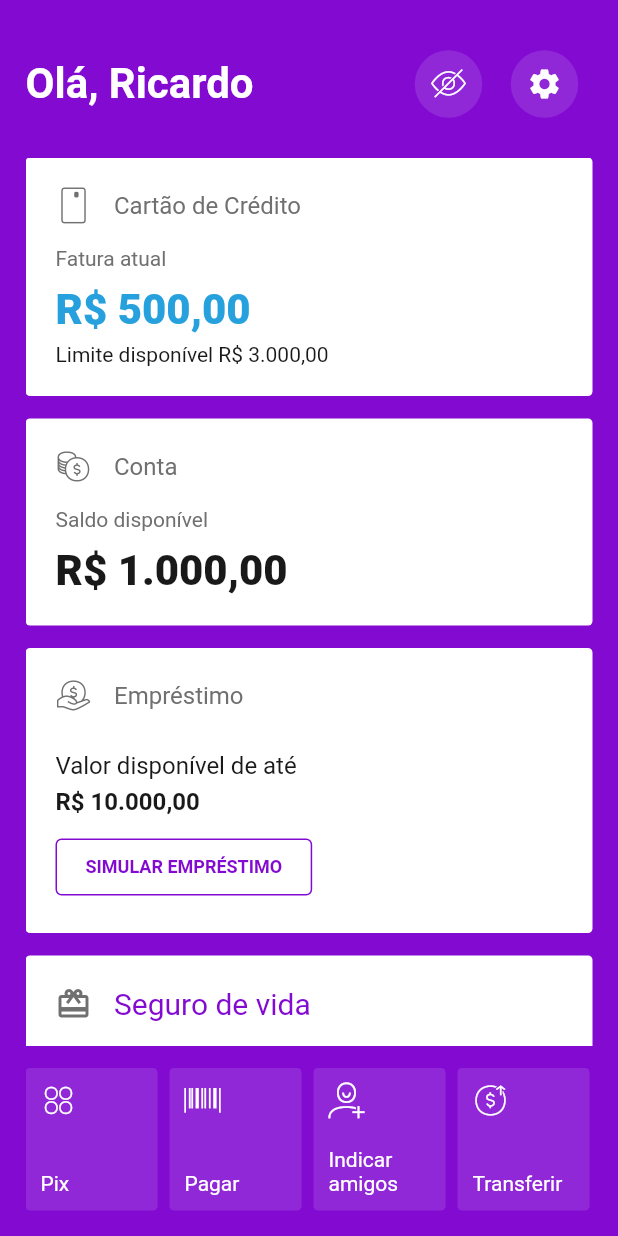
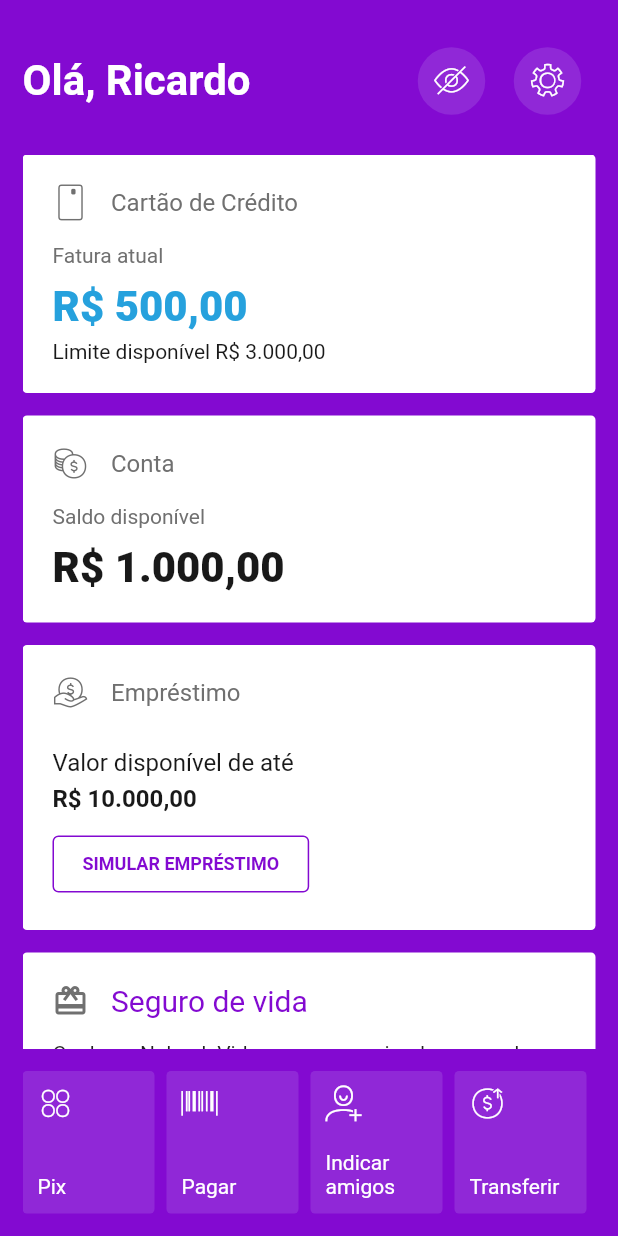
Before and after one commit to ricardodalarme/Nubank-Clone, a Flutter app: the screen it shows after launch, on a phone screen of 412 x 824 dp. Run offline on Flutter 3.47's test engine with Material 2 defaults, Android fonts, the phone set to English and light mode, and no system bars.

Commit message:
Botão de configuração correto

```diff
--- a/lib/ui/screens/home/home_screen.dart
+++ b/lib/ui/screens/home/home_screen.dart
@@ -9,7 +9,6 @@ import 'package:nubank_clone/ui/screens/home/cards/rewards_card.dart';
 import 'package:nubank_clone/ui/screens/home/components/nu_menu.dart';
 import 'package:nubank_clone/ui/theme/colors.dart';
 import 'package:nubank_clone/ui/theme/icons.dart';
-
 import 'components/circle_button.dart';
 
 class HomeScreen extends StatefulWidget {
@@ -50,7 +49,7 @@ class _HomeScreenState extends State<HomeScreen> {
       child: Scaffold(
         backgroundColor: kPrimaryColor,
         body: Padding(
-          padding: EdgeInsets.all(17),
+          padding: EdgeInsets.all(15),
           child: Column(
             crossAxisAlignment: CrossAxisAlignment.start,
             children: [
@@ -63,12 +62,12 @@ class _HomeScreenState extends State<HomeScreen> {
                     style: TextStyle(
                         color: Colors.white,
                         fontSize: 28,
-                        fontWeight: FontWeight.w600),
+                        fontWeight: FontWeight.bold),
                   ),
                   Row(
                     children: [
                       CircleButton(NuIcons.ic_cc_balance_invisible),
-                      CircleButton(Icons.settings),
+                      CircleButton(NuIcons.nuds_ic_settings),
                     ],
                   )
                 ],
```
